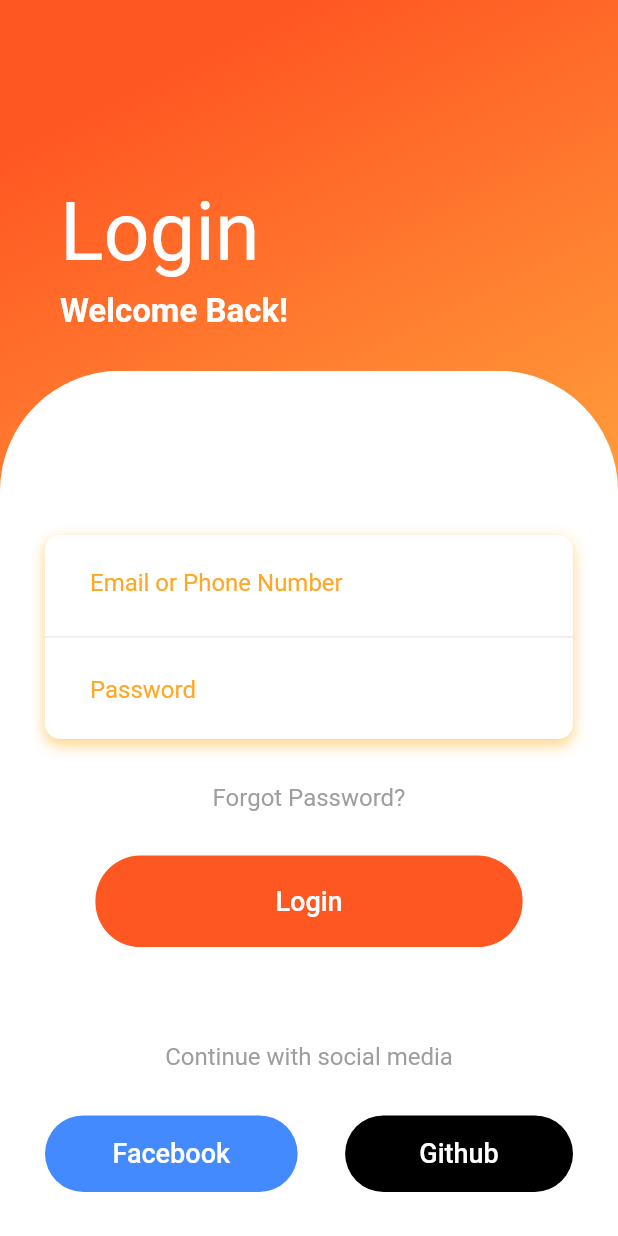
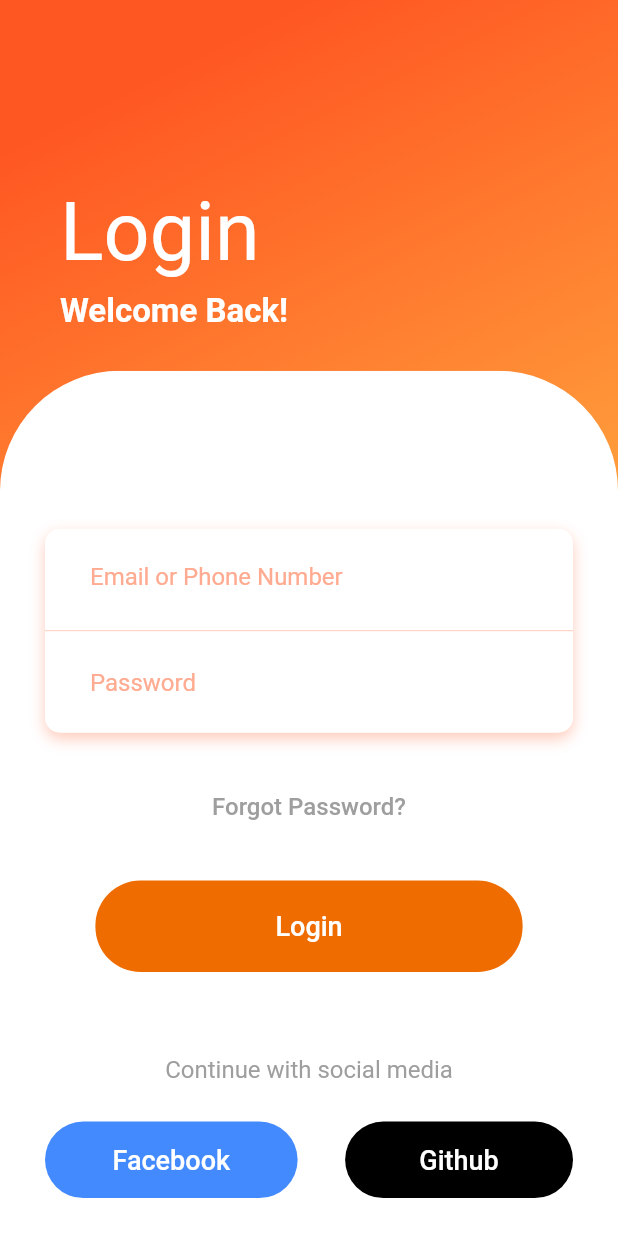
Before and after one commit to kavienanj/flutter-ui-collection, a Flutter app: the screen it shows after launch, on a phone screen of 412 x 824 dp. Run offline on Flutter 3.47's test engine with Material 2 defaults, Android fonts, the phone set to English and light mode, and no system bars.

Commit message:
changed colors(week 1)

```diff
--- a/lib/week_1/main_app.dart
+++ b/lib/week_1/main_app.dart
@@ -8,7 +8,7 @@ class MainApp extends StatelessWidget {
   @override
   Widget build(BuildContext context) {
     SystemChrome.setSystemUIOverlayStyle(SystemUiOverlayStyle(
-      statusBarColor: Colors.deepOrange,
+      statusBarColor: Colors.transparent,
       statusBarIconBrightness: Brightness.light,
       statusBarBrightness: Brightness.light,
     ));
@@ -42,17 +42,20 @@ class _MainScreenState extends State<MainScreen> with SingleTickerProviderStateM
     _textStyleAnim = TextStyleTween(
       begin: TextStyle(color: Colors.deepOrange, fontSize: 0.0),
       end: TextStyle(color: Colors.white, fontSize: 54.0)
-    ).animate(_controller)..addListener(() {setState(() {});});
+    ).animate(new CurvedAnimation(
+      parent: _controller,
+      curve: Curves.easeOut,
+    ))..addListener(() => setState(() {}));
     _slideAnim = new Tween<Offset>(
       begin: Offset(0.0, 1.0),
       end: Offset.zero
     ).animate(
       new CurvedAnimation(
         parent: _controller,
-        curve: Curves.easeInOut,
+        curve: Curves.easeOut,
       )
     );
-    Future.delayed(const Duration(seconds: 2), () {
+    Future.delayed(const Duration(seconds: 1), () {
       _controller.forward();
     });
   }
@@ -67,6 +70,7 @@ class _MainScreenState extends State<MainScreen> with SingleTickerProviderStateM
   Widget build(BuildContext context) {
     Size _deviceDimensions = MediaQuery.of(context).size;
     return Scaffold(
+      resizeToAvoidBottomInset: false,
       body: Stack(
         alignment: Alignment.bottomCenter,
         children: [
@@ -117,15 +121,22 @@ class _MainScreenState extends State<MainScreen> with SingleTickerProviderStateM
                   mainAxisAlignment: MainAxisAlignment.spaceEvenly,
                   children: [
                     LoginFields(),
-                    Text(
-                      "Forgot Password?",
-                      style: TextStyle(
-                        color: Colors.grey,
-                        fontSize: 16,
+                    FlatButton(
+                      child: Text(
+                        "Forgot Password?",
+                        style: TextStyle(
+                          color: Colors.grey,
+                          fontSize: 16,
+                        ),
                       ),
+                      color: Colors.white,
+                      highlightColor: Colors.orange.withOpacity(0.1),
+                      splashColor: Colors.transparent,
+                      onPressed: (){},
                     ),
                     FlatOvalButton(
-                      color: Colors.deepOrange,
+                      color: Colors.orange.shade800,
+                      splashColor: Colors.orange,
                       onPressed: () {},
                       text:  "Login",
                       yPadding: 20,
@@ -144,6 +155,7 @@ class _MainScreenState extends State<MainScreen> with SingleTickerProviderStateM
                       children: [
                         FlatOvalButton(
                           color: Colors.blueAccent,
+                          splashColor: Colors.white12,
                           onPressed: () {},
                           text: "Facebook",
                           yPadding: 15,
@@ -151,6 +163,7 @@ class _MainScreenState extends State<MainScreen> with SingleTickerProviderStateM
                         ),
                         FlatOvalButton(
                           color: Colors.black,
+                          splashColor: Colors.white12,
                           onPressed: () {},
                           text: " Github ",
                           yPadding: 15,
--- a/lib/week_1/widgets.dart
+++ b/lib/week_1/widgets.dart
@@ -2,6 +2,7 @@ import 'package:flutter/material.dart';
 
 class FlatOvalButton extends StatelessWidget {
   final Color color;
+  final Color splashColor;
   final String text;
   final double yPadding;
   final double xPadding;
@@ -9,6 +10,7 @@ class FlatOvalButton extends StatelessWidget {
   const FlatOvalButton({
     Key key,
     this.color,
+    this.splashColor,
     this.text,
     this.onPressed,
     this.xPadding,
@@ -19,7 +21,8 @@ class FlatOvalButton extends StatelessWidget {
   Widget build(BuildContext context) {
     return FlatButton(
       color: color,
-      splashColor: Colors.white10,
+      splashColor: Colors.transparent,
+      highlightColor: splashColor,
       shape: RoundedRectangleBorder(
         borderRadius: BorderRadius.all(Radius.circular(30)),
       ),
@@ -40,10 +43,10 @@ class UserIdTextField extends StatelessWidget {
   Widget build(BuildContext context) {
     return TextField(
       autofocus: false,
-      cursorColor: Colors.deepOrange,
+      cursorColor: Colors.deepOrange.shade300,
       decoration: InputDecoration(
         fillColor: Colors.white,
-        labelStyle: TextStyle(color: Colors.orange.shade400),
+        labelStyle: TextStyle(color: Colors.deepOrange.shade200),
         contentPadding: EdgeInsets.symmetric(horizontal: 30, vertical: 10),
         labelText: "Email or Phone Number",
         border: InputBorder.none,
@@ -64,7 +67,7 @@ class PasswordTextField extends StatelessWidget {
       decoration: InputDecoration(
         fillColor: Colors.white,
         contentPadding: EdgeInsets.symmetric(horizontal: 30, vertical: 10),
-        labelStyle: TextStyle(color: Colors.orange.shade400),
+        labelStyle: TextStyle(color: Colors.deepOrange.shade200),
         labelText: "Password",
         border: InputBorder.none,
       ),
@@ -84,7 +87,7 @@ class LoginFields extends StatelessWidget {
         borderRadius: BorderRadius.all(Radius.circular(10)),
         boxShadow: [
           BoxShadow(
-            color: Colors.orangeAccent.shade100,
+            color: Colors.deepOrange.shade100,
             blurRadius: 8,
             offset: Offset(0, 4),
           ),
@@ -93,7 +96,7 @@ class LoginFields extends StatelessWidget {
       child: Column(
         children: [
           UserIdTextField(),
-          Divider(),
+          Divider(color: Colors.deepOrange.shade100),
           PasswordTextField(),
         ],
       ),
```
